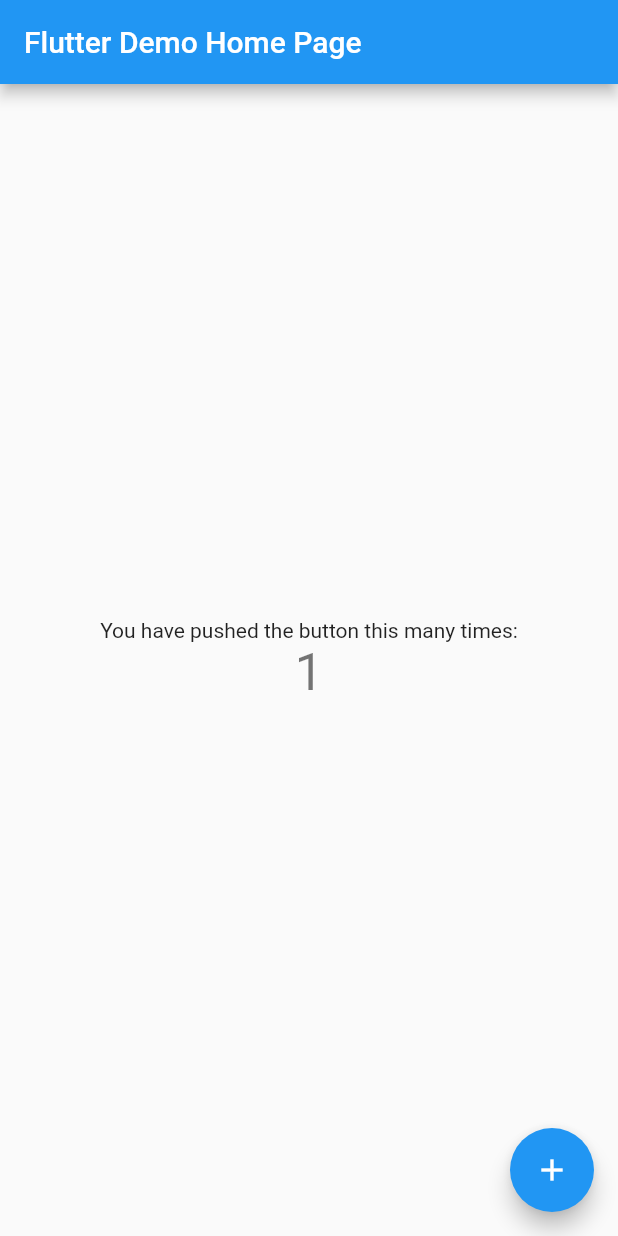
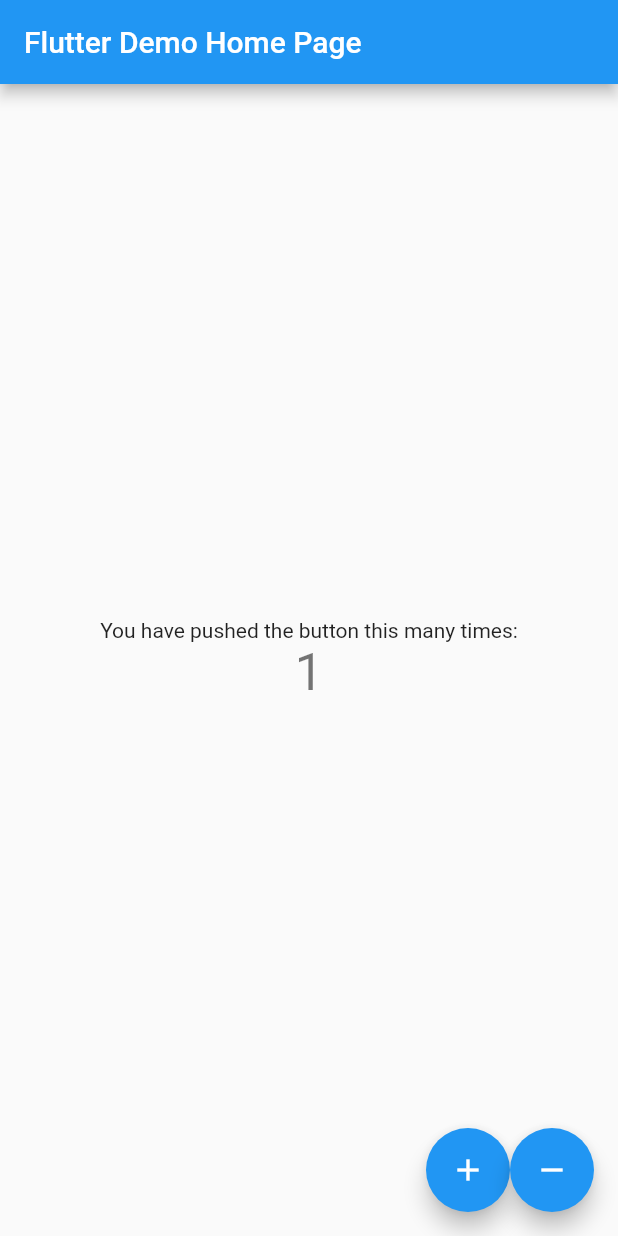
Before and after one commit to jacksoncook/metronome, a Flutter app: the screen it shows after launch, after a tap on the "add" icon, on a phone screen of 412 x 824 dp. Run offline on Flutter 3.47's test engine with Material 2 defaults, Android fonts, the phone set to English and light mode, and no system bars; our stand-ins replace bloc, flutter_bloc.

```diff
--- /dev/null
+++ b/lib/blocs/counter/counter_bloc.dart
@@ -0,0 +1,27 @@
+import 'package:bloc/bloc.dart';
+import 'package:metronome/blocs/counter/counter_event.dart';
+import 'package:metronome/blocs/counter/counter_state.dart';
+
+class CounterBloc extends Bloc<CounterEvent, CounterState> {
+
+  void onIncrement() {
+    this.dispatch(new IncrementEvent());
+  }
+
+  void onDecrement() {
+    this.dispatch(new DecrementEvent());
+  }
+
+  @override
+  CounterState get initialState => CounterState.initial();
+
+  @override
+  Stream<CounterState> mapEventToState(CounterEvent event,) async* {
+    final _currentState = currentState;
+    if (event is IncrementEvent) {
+      yield CounterState(counter: _currentState.counter + 1);
+    } else if (event is DecrementEvent) {
+      yield CounterState(counter: _currentState.counter - 1);
+    }
+  }
+}
--- /dev/null
+++ b/lib/blocs/counter/counter_event.dart
@@ -0,0 +1,5 @@
+abstract class CounterEvent{}
+
+class IncrementEvent extends CounterEvent{}
+
+class DecrementEvent extends CounterEvent{}
--- /dev/null
+++ b/lib/blocs/counter/counter_state.dart
@@ -0,0 +1,7 @@
+class CounterState {
+  final int counter;
+
+  const CounterState({this.counter});
+
+  factory CounterState.initial() => CounterState(counter: 0);
+}
--- a/lib/main.dart
+++ b/lib/main.dart
@@ -1,4 +1,8 @@
 import 'package:flutter/material.dart';
+import 'package:flutter_bloc/flutter_bloc.dart';
+import 'package:metronome/blocs/counter/counter_bloc.dart';
+
+import 'package:metronome/blocs/counter/counter_state.dart';
 
 void main() => runApp(Metronome());
 
@@ -44,68 +48,67 @@ class MyHomePage extends StatefulWidget {
 }
 
 class _MyHomePageState extends State<MyHomePage> {
-  int _counter = 0;
+  final _counterBloc = new CounterBloc();
 
-  void _incrementCounter() {
-    setState(() {
-      // This call to setState tells the Flutter framework that something has
-      // changed in this State, which causes it to rerun the build method below
-      // so that the display can reflect the updated values. If we changed
-      // _counter without calling setState(), then the build method would not be
-      // called again, and so nothing would appear to happen.
-      _counter++;
-    });
+  @override
+  Widget build(BuildContext context) {
+    return new BlocProvider(
+        bloc: _counterBloc,
+        child: CounterWidget(widget: widget)
+    );
   }
 
   @override
+  void dispose() {
+    _counterBloc.dispose();
+    super.dispose();
+  }
+}
+
+class CounterWidget extends StatelessWidget {
+  const CounterWidget({
+    Key key,
+    @required this.widget,
+  }) : super(key: key);
+
+  final MyHomePage widget;
+
+  @override
   Widget build(BuildContext context) {
-    // This method is rerun every time setState is called, for instance as done
-    // by the _incrementCounter method above.
-    //
-    // The Flutter framework has been optimized to make rerunning build methods
-    // fast, so that you can just rebuild anything that needs updating rather
-    // than having to individually change instances of widgets.
     return Scaffold(
       appBar: AppBar(
-        // Here we take the value from the MyHomePage object that was created by
-        // the App.build method, and use it to set our appbar title.
         title: Text(widget.title),
       ),
-      body: Center(
-        // Center is a layout widget. It takes a single child and positions it
-        // in the middle of the parent.
+      body: BlocBuilder(
+        bloc: BlocProvider.of<CounterBloc>(context),
+        builder: (context, CounterState state) {
+          return
+            Center(
               child: Column(
-          // Column is also layout widget. It takes a list of children and
-          // arranges them vertically. By default, it sizes itself to fit its
-          // children horizontally, and tries to be as tall as its parent.
-          //
-          // Invoke "debug painting" (press "p" in the console, choose the
-          // "Toggle Debug Paint" action from the Flutter Inspector in Android
-          // Studio, or the "Toggle Debug Paint" command in Visual Studio Code)
-          // to see the wireframe for each widget.
-          //
-          // Column has various properties to control how it sizes itself and
-          // how it positions its children. Here we use mainAxisAlignment to
-          // center the children vertically; the main axis here is the vertical
-          // axis because Columns are vertical (the cross axis would be
-          // horizontal).
                 mainAxisAlignment: MainAxisAlignment.center,
                 children: <Widget>[
                   Text(
                     'You have pushed the button this many times:',
                   ),
                   Text(
-              '$_counter',
+                    '${state.counter}',
                     style: Theme.of(context).textTheme.display1,
                   ),
                 ],
               ),
-      ),
-      floatingActionButton: FloatingActionButton(
-        onPressed: _incrementCounter,
-        tooltip: 'Increment',
-        child: Icon(Icons.add),
-      ), // This trailing comma makes auto-formatting nicer for build methods.
             );
           }
+      ),
+      floatingActionButton: Row(mainAxisAlignment: MainAxisAlignment.end,
+      children: <Widget>[FloatingActionButton(
+          onPressed: () => BlocProvider.of<CounterBloc>(context).onIncrement(),
+          tooltip: 'Increment',
+          child: Icon(Icons.add)),
+      FloatingActionButton(
+          onPressed: () => BlocProvider.of<CounterBloc>(context).onDecrement(),
+          tooltip: 'Decrement',
+          child: Icon(Icons.remove)
+      )]
+    ));
   }
+}
--- a/pubspec.yaml
+++ b/pubspec.yaml
@@ -14,11 +14,12 @@ description: A new Flutter project.
 version: 1.0.0+1
 
 environment:
-  sdk: ">=2.1.0 <3.0.0"
+  sdk: ">=2.2.0 <3.0.0"
 
 dependencies:
   flutter:
     sdk: flutter
+  flutter_bloc: ^0.15.1
 
   # The following adds the Cupertino Icons font to your application.
   # Use with the CupertinoIcons class for iOS style icons.
```
Also changed, not shown: pubspec.lock. Lines whose indentation alone changed are shown as unchanged.
